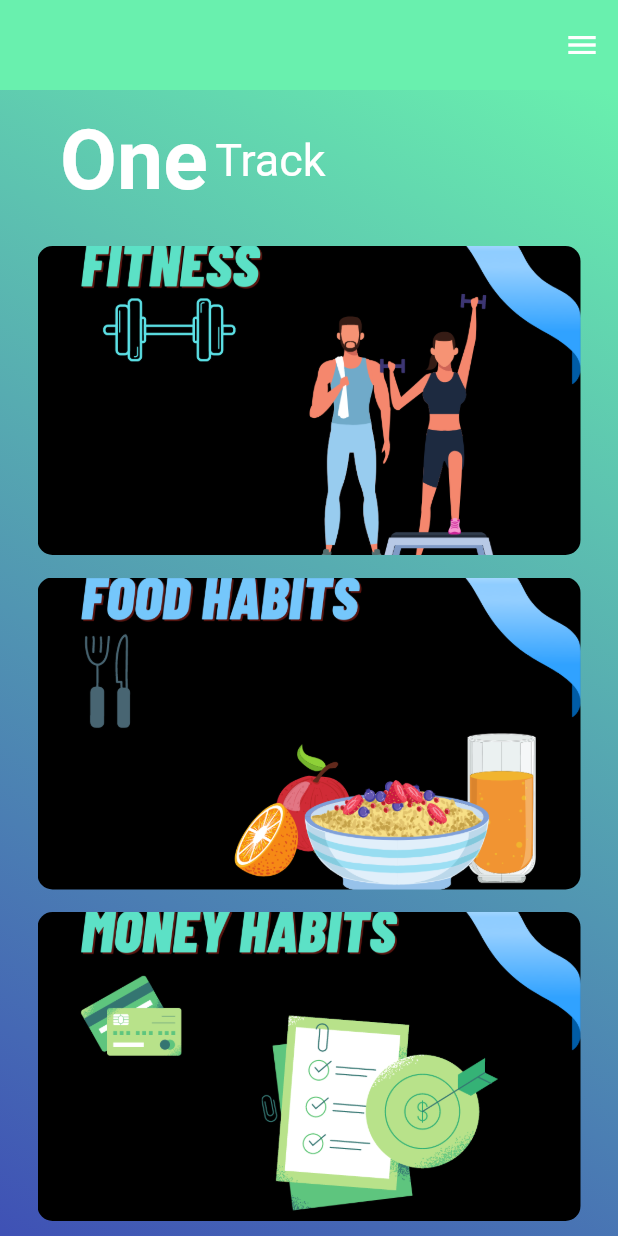
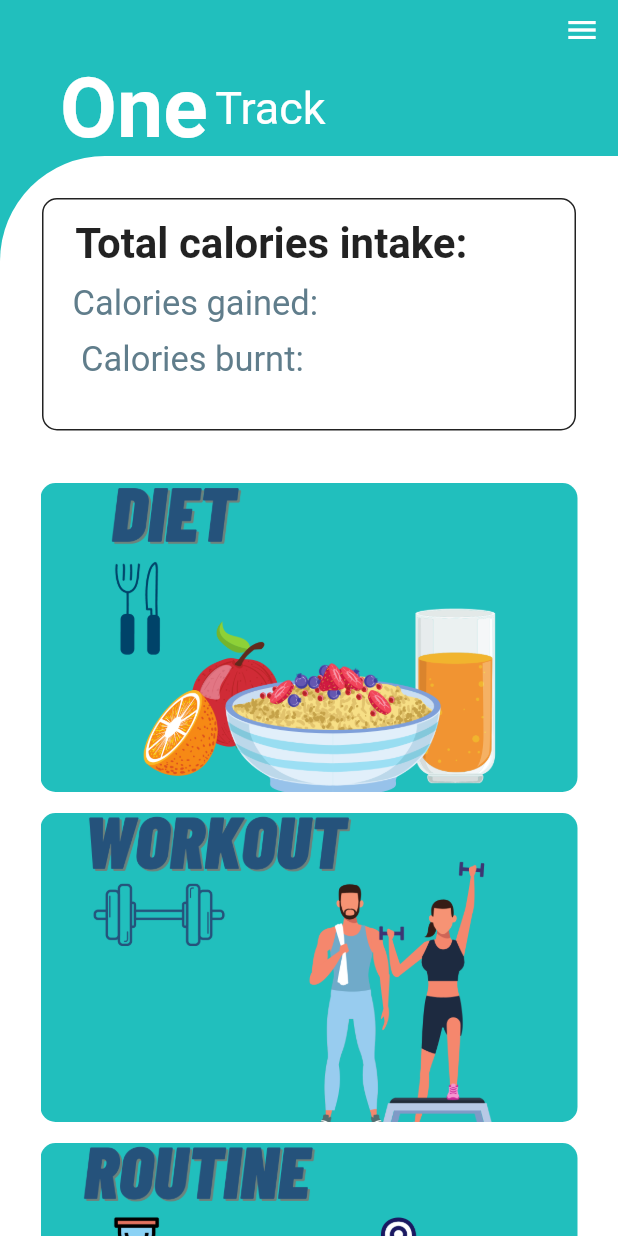
Before and after one commit to mohitKhairnar/One-Track-Final, a Flutter app: the screen it shows once a user with an empty profile is signed in, on a phone screen of 412 x 824 dp. Run offline on Flutter 3.47's test engine with Material 2 defaults, Android fonts, the phone set to English and light mode, and no system bars; our stand-ins replace cloud_firestore, date_picker_timeline, firebase_auth, firebase_core, fluttertoast, google_fonts and 1 more; missing offline and left inert: flutter_ringtone_player, icon_decoration; accounts and stored records are empty; Roboto replaces fonts that are missing (Montserrat).

Commit message:
Pulled by IT15

```diff
--- a/lib/Screens/first_screen.dart
+++ b/lib/Screens/first_screen.dart
@@ -28,9 +28,10 @@ class _MyAppState extends State<MyApp> {
   Widget build(BuildContext context) {
     return MaterialApp(
       home: Scaffold(
-        appBar: AppBar(backgroundColor:Colors.greenAccent,
+        backgroundColor: Color(0xFF21BFBD) ,
+        appBar: AppBar(backgroundColor: Color(0xFF21BFBD),
           elevation: 0,
-          toolbarHeight: 60,
+          toolbarHeight: 30,
           leading: InkWell(
             onTap: () {
               Navigator.pop(context);
@@ -38,26 +39,25 @@ class _MyAppState extends State<MyApp> {
           ),
         ),
         endDrawer:Drawer2(),
-        body: Container(
-          decoration: BoxDecoration(
-              gradient: LinearGradient(
-                begin: Alignment.topRight,
-                end: Alignment.bottomLeft,
-                colors: [
-                  Colors.greenAccent,
-                  Colors.indigo,
-                ],
-              )
-          ),
-          child: ListView(
+        body:  ListView(
           physics: BouncingScrollPhysics(),
           children: <Widget>[
-              SizedBox(
-                height: 15,
+            Padding(
+              padding: EdgeInsets.only(top: 10.0, left: 10.0),
+              child: Row(
+                mainAxisAlignment: MainAxisAlignment.spaceEvenly,
+                children: <Widget>[
+                  Container(
+                    // width: 125.0,
+                    child: Row(
+                      mainAxisAlignment: MainAxisAlignment.spaceEvenly,
+                    ),
+                  ),
+                ],
+              ),
             ),
             Padding(
               padding: EdgeInsets.only(left: 40.0),
-                child: Container(
               child: Row(
                 children: <Widget>[
                   Text('One',
@@ -75,26 +75,108 @@ class _MyAppState extends State<MyApp> {
                 ],
               ),
             ),
+            //SizedBox(height: 20.0),
+            Container(
+              height: MediaQuery.of(context).size.height+104 ,
+              decoration: BoxDecoration(
+                color: Colors.white,
+                borderRadius: BorderRadius.only(topLeft: Radius.circular(70.0)),
               ),
-              SizedBox(height: 25,),
-              // Container(
-              //   margin: EdgeInsets.symmetric(vertical: 10, horizontal: 20),
-              //   height: 70,
-              //   width: 100,
-              //   decoration: BoxDecoration(
-              //       border: Border.all(
-              //         color: Colors.black87,
-              //       ),
-              //       borderRadius: BorderRadius.all(Radius.circular(10.0))),
-              // ),
-              Container(
+              child: Column(
+                mainAxisAlignment: MainAxisAlignment.start,
+                crossAxisAlignment: CrossAxisAlignment.stretch,
+                children: [
+                  SizedBox(height: 10,),
+                  Padding(
+                    padding: const EdgeInsets.all(8.0),
+                    child: Container(
+                      child: Center(
+                        child: Padding(
+                          padding: const EdgeInsets.all(8.0),
+                          child: Column(
+                            children: [
+                              SizedBox(height: 5),
+                              Text(
+                                '  Total calories intake:             ',style: TextStyle(
+                                fontSize:28,
+                                fontWeight: FontWeight.bold,
+                              ),
+                              ),
+                              SizedBox(
+                                height: 10,
+                              ),
+                              Text(
+                                 '  Calories gained:                               ',style: TextStyle(
+                                fontSize:23,
+                                color: Colors.blueGrey,
+                              ),
+                              ),
+                              SizedBox(
+                                height: 10,
+                              ),
+                              Text(
+                                '   Calories burnt:                                   ',style: TextStyle(
+                                fontSize: 23.0,
+                                color: Colors.blueGrey,
+                              ),
+                              ),
+                            ],
+                          ),
+                        ),
+                      ),
+                      margin: EdgeInsets.symmetric(vertical: 10, horizontal: 20),
+                      height: 155,
+                      decoration: BoxDecoration(
+                          border: Border.all(
+                            color: Colors.black87,
+                          ),
+                          borderRadius: BorderRadius.all(Radius.circular(10.0))),
+                    ),
+                  ),
+                  SizedBox(height: 15,),
+                  Padding(
+                    padding: const EdgeInsets.all(2.0),
+                    child: Container(
                       height: MediaQuery.of(context).size.height*0.25,
                       // width: 100,
                       margin: EdgeInsets.symmetric(vertical: 0, horizontal: 25),
                       decoration: BoxDecoration(
                         borderRadius: BorderRadius.all(Radius.circular(10.0)),
                         image: DecorationImage(
-                    image: AssetImage('images/2.png'),
+                          image: AssetImage('images/dietpng.png'),
+                          fit: BoxFit.cover,
+                        ),
+                      ),
+                      child: InkWell(
+                        onTap: () {
+                          Navigator.push(
+                            context,
+                            MaterialPageRoute(
+                              builder: (context) => UpDiet(),
+                            ),
+                          );
+                        }, // Handle your callback.
+                        splashColor: Colors.black.withOpacity(0.3),
+                        child: Ink(
+                          height: 100,
+                          width: 100,
+                        ),
+                      ),
+                    ),
+                  ),
+                  SizedBox(
+                    height: 10,
+                  ),
+                  Padding(
+                    padding: const EdgeInsets.all(2.0),
+                    child: Container(
+                      height: MediaQuery.of(context).size.height*0.25,
+                      // width: 100,
+                      margin: EdgeInsets.symmetric(vertical: 0, horizontal: 25),
+                      decoration: BoxDecoration(
+                        borderRadius: BorderRadius.all(Radius.circular(10.0)),
+                        image: DecorationImage(
+                          image: AssetImage('images/workoutpng.png'),
                           fit: BoxFit.cover,
                         ),
                       ),
@@ -114,78 +196,20 @@ class _MyAppState extends State<MyApp> {
                         ),
                       ),
                     ),
-              SizedBox(
-                height: 15,
-              ),
-              Container(
-
-                height: 208,
-                // width: 100,
-                margin: EdgeInsets.symmetric(vertical: 0, horizontal: 25),
-                decoration: BoxDecoration(
-                  borderRadius: BorderRadius.all(Radius.circular(10.0)),
-                  image: DecorationImage(
-                    image: AssetImage('images/1.png'),
-                    fit: BoxFit.cover,
-                  ),
-                ),
-                child: InkWell(
-                  onTap: () {
-                    Navigator.push(
-                      context,
-                      MaterialPageRoute(
-                        builder: (context) => UpDiet(),
-                      ),
-                    );
-                  }, // Handle your callback.
-                  splashColor: Colors.black.withOpacity(0.3),
-                  child: Ink(
-                    height: 100,
-                    width: 100,
-                  ),
-                ),
                   ),
                   SizedBox(
-                height: 15,
+                    height: 10,
                   ),
-              Container(
+                  Padding(
+                    padding: const EdgeInsets.all(2.0),
+                    child: Container(
                       height: MediaQuery.of(context).size.height*0.25,
                       // width: 100,
                       margin: EdgeInsets.symmetric(vertical: 0, horizontal: 25),
                       decoration: BoxDecoration(
                         borderRadius: BorderRadius.all(Radius.circular(10.0)),
                         image: DecorationImage(
-                    image: AssetImage('images/4.png'),
-                    fit: BoxFit.cover,
-                  ),
-                ),
-                child: InkWell(
-                  onTap: () {
-                    Navigator.push(
-                      context,
-                      MaterialPageRoute(
-                        builder: (context) => MoneyPage(),
-                      ),
-                    );
-                  }, // Handle your callback.
-                  splashColor: Colors.black.withOpacity(0.3),
-                  child: Ink(
-                    height: 100,
-                    width: 100,
-                  ),
-                ),
-              ),
-              SizedBox(
-                height: 15,
-              ),
-              Container(
-                height: MediaQuery.of(context).size.height*0.25,
-                // width: 100,
-                margin: EdgeInsets.symmetric(vertical: 0, horizontal: 25),
-                decoration: BoxDecoration(
-                  borderRadius: BorderRadius.all(Radius.circular(10.0)),
-                  image: DecorationImage(
-                    image: AssetImage('images/3.png'),
+                          image: AssetImage('images/routinepng.png'),
                           fit: BoxFit.cover,
                         ),
                       ),
@@ -205,8 +229,11 @@ class _MyAppState extends State<MyApp> {
                         ),
                       ),
                     ),
+                  ),
                 ],
               ),
+            ),
+            ],
           ),
         ),
     );
```
Also changed, not shown: images/dietpng.png (added), images/routinepng.png (added), images/workoutpng.png (added). Lines whose indentation alone changed are shown as unchanged.
